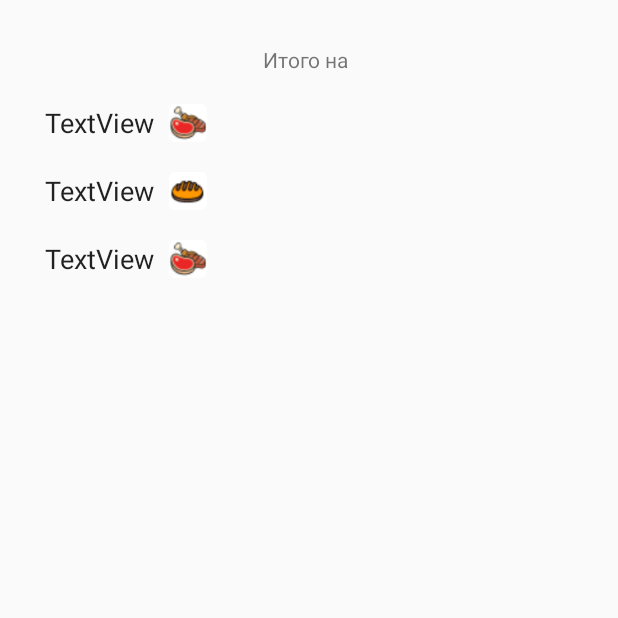
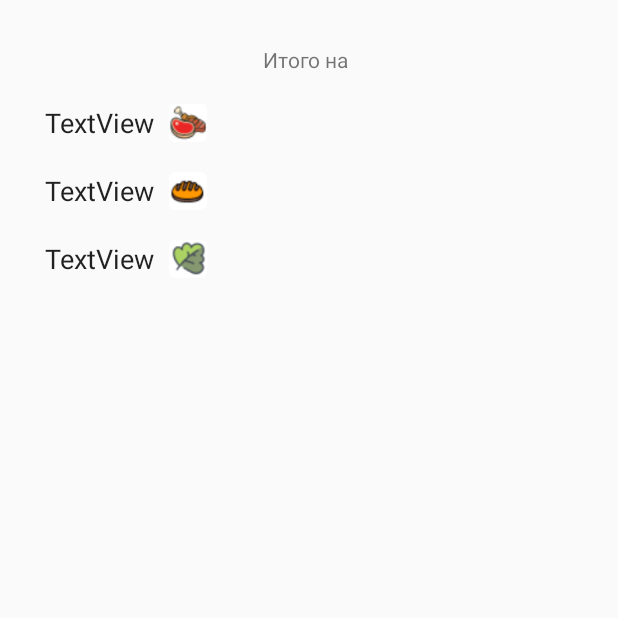
Before and after one commit to toffeantyri/MeatAlcoholCalculator, an Android app: the fragment BottomSheetFragment shown on its own in the app's theme, on a phone screen of 412 x 824 dp, the top half of it. Run offline under Robolectric (Android 15) with nearby library versions, the phone set to English and light mode, and no system bars.

Commit message:
0.46 add image icon vegetable rename all ic 25x25

```diff
--- a/app/src/main/java/ru/calcs/meatcalculator/viewmodel/DataModelView.kt
+++ b/app/src/main/java/ru/calcs/meatcalculator/viewmodel/DataModelView.kt
@@ -37,7 +37,7 @@ class DataModelView : ViewModel() {
     }
 
     init {
-        result_title_bread_image.value = R.drawable.bread1
+        result_title_bread_image.value = R.drawable.ic_bread
     }
 
     val result_value_bread: MutableLiveData<String> by lazy {
@@ -64,7 +64,7 @@ class DataModelView : ViewModel() {
     }
 
     init {
-        result_title_veget_image.value = R.drawable.bread1
+        result_title_veget_image.value = R.drawable.ic_bread
     }
 
 
--- a/app/src/main/res/layout/fragment_bottom_sheet.xml
+++ b/app/src/main/res/layout/fragment_bottom_sheet.xml
@@ -37,7 +37,7 @@
             <ImageView
                 android:layout_width="25dp"
                 android:layout_height="25dp"
-                android:src="@drawable/meatall" />
+                android:src="@drawable/ic_meatall" />
         </LinearLayout>
 
         <LinearLayout
@@ -59,7 +59,7 @@
             <ImageView
                 android:layout_width="25dp"
                 android:layout_height="25dp"
-                android:src="@drawable/bread1" />
+                android:src="@drawable/ic_bread" />
         </LinearLayout>
 
         <LinearLayout
@@ -81,7 +81,7 @@
             <ImageView
                 android:layout_width="25dp"
                 android:layout_height="25dp"
-                android:src="@drawable/meatall" />
+                android:src="@drawable/ic_vegetable" />
         </LinearLayout>
 
 
```
Also changed, not shown: app/src/main/java/ru/calcs/meatcalculator/MainActivity.kt (+8 -8 lines), app/src/main/res/layout/rc_top_shablon.xml (+4 -4 lines), app/src/main/res/drawable/ic_allalco.png (renamed from app/src/main/res/drawable/allalco.png), app/src/main/res/drawable/ic_bear.png (renamed from app/src/main/res/drawable/bear1.png), app/src/main/res/drawable/ic_bread.png (renamed from app/src/main/res/drawable/bread1.png), app/src/main/res/drawable/ic_chicken.png (renamed from app/src/main/res/drawable/chicken1.png), app/src/main/res/drawable/ic_cognac.png (renamed from app/src/main/res/drawable/cognac.png), app/src/main/res/drawable/ic_meatall.png (renamed from app/src/main/res/drawable/meatall.png), app/src/main/res/drawable/ic_muu.png (renamed from app/src/main/res/drawable/muu1.png), app/src/main/res/drawable/ic_pig.png (renamed from app/src/main/res/drawable/pig1.png), app/src/main/res/drawable/ic_vegetable.png (added), app/src/main/res/drawable/ic_vine.png (renamed from app/src/main/res/drawable/vine.png).
